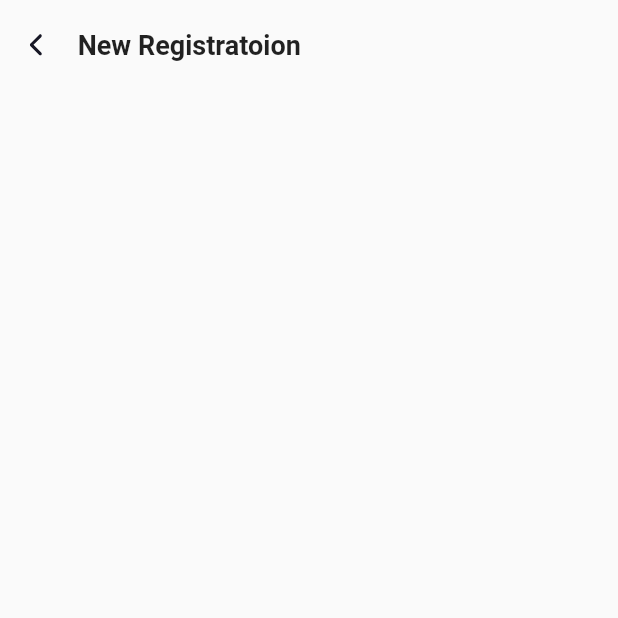
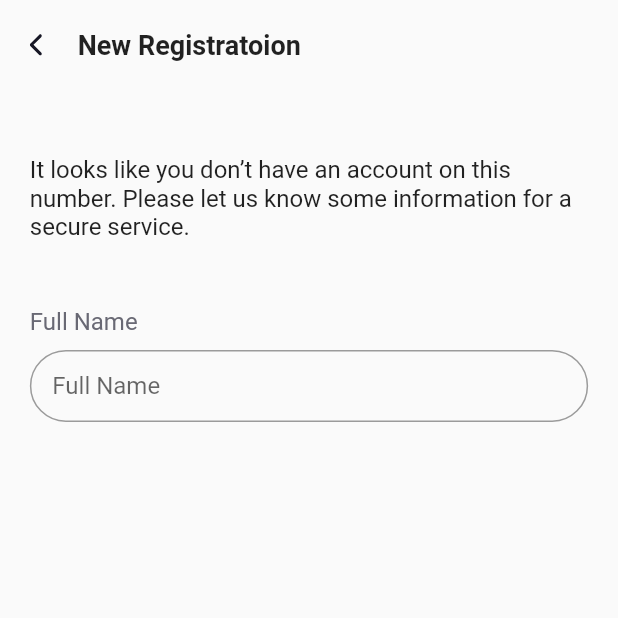
Before and after one commit to Otabek66/organico, a Flutter app: the screen it shows after launch, after a tap on "SignIn", on a phone screen of 412 x 824 dp, the top half of it. Run offline on Flutter 3.47's test engine with Material 2 defaults, Android fonts, the phone set to English and light mode, and no system bars; our stand-ins replace bloc, connectivity_plus, flutter_svg.

Commit message:
Form Filed component added

```diff
--- /dev/null
+++ b/lib/core/components/form_filed_decoration.dart
@@ -0,0 +1,16 @@
+import 'package:flutter/material.dart';
+
+class FormFiledDecor {
+  static decor(String text, {Icon? suffixIcon}) {
+    return InputDecoration(
+      hintText: text,
+      contentPadding: const EdgeInsets.symmetric(horizontal: 15, vertical: 13),
+      border: OutlineInputBorder(
+        borderSide: const BorderSide(color: Colors.grey),
+        borderRadius: BorderRadius.circular(100),
+
+      ),
+      suffixIcon: suffixIcon
+    );
+  }
+}
--- a/lib/core/constants/colors/color_const.dart
+++ b/lib/core/constants/colors/color_const.dart
@@ -5,5 +5,6 @@ class ColorConst {
   static Color kbackgroundWhite = Color(0xFFFFFFFF);
   static Color kelevatedButtonTWhite = Color(0xFFFFFFFF);
   static const Color kelevatedButton = Color(0xFFAA0023);
+  static const Color ktextDarkGrey = Color(0xFF696974);
 
 }
--- a/lib/core/constants/fonts/font_style.dart
+++ b/lib/core/constants/fonts/font_style.dart
@@ -12,6 +12,7 @@ class FStyles {
   static const TextStyle headline4b = TextStyle(fontSize: FSize.kmedium, fontWeight: FontWeight.w700);
   static const TextStyle headline5 = TextStyle(fontSize: FSize.ksmall);
   static const TextStyle headline5b = TextStyle(fontSize: FSize.ksmall,color: Colors.grey);
+  static const TextStyle headline5s = TextStyle(fontSize: FSize.ksmall,color: ColorConst.ktextDarkGrey);
   static  TextStyle headline5feb = TextStyle(fontSize: FSize.ksmall,color: ColorConst.kelevatedButtonTWhite);
   static const TextStyle headline6 = TextStyle(fontSize: FSize.kextraSmall);
 
--- a/lib/screens/authentication/view/new_registration_view.dart
+++ b/lib/screens/authentication/view/new_registration_view.dart
@@ -1,7 +1,9 @@
 import 'package:flutter/material.dart';
 import 'package:flutter_svg/svg.dart';
 import 'package:organico/core/base/base.dart';
+import 'package:organico/core/components/form_filed_decoration.dart';
 import 'package:organico/core/constants/fonts/font_style.dart';
+import 'package:organico/core/extension/context_extension.dart';
 import 'package:organico/widgets/appbar/appbar_widget.dart';
 
 class NewRegistrationView extends StatelessWidget {
@@ -11,22 +13,47 @@ class NewRegistrationView extends StatelessWidget {
   Widget build(BuildContext context) {
     return BaseView(
         viewModal: NewRegistrationView,
-        onPageBuildre: (context, widget) => scaffold());
+        onPageBuildre: (context, widget) => scaffold(context));
   }
 
-  Scaffold scaffold() {
+  Scaffold scaffold(BuildContext context) {
     return Scaffold(
       body: SafeArea(
         child: Column(
           children: [
             AppBarWidget(
               leading: SvgPicture.asset('assets/auth/icons/left_button.svg'),
-              center :const Text("New Registratoion",style: FStyles.headline4b,),
+              center: const Text(
+                "New Registratoion",
+                style: FStyles.headline4b,
+              ),
             ),
-
+            Padding(
+              padding: EdgeInsets.symmetric(horizontal: context.w * 20),
+              child: Column(
+                crossAxisAlignment: CrossAxisAlignment.start,
+                children: [
+                  sizedBox(48, context),
+                  const Text(
+                    "It looks like you don’t have an account on this number. Please let us know some information for a secure service.",
+                    style: FStyles.headline5,
+                  ),
+                  sizedBox(48, context),
+                  const Text("Full Name",style: FStyles.headline5s,),
+                  sizedBox(10, context),
+                  TextFormField(
+                    decoration:FormFiledDecor.decor("Full Name",),
+                  )
+                ],
+              ),
+            )
           ],
         ),
       ),
     );
   }
+
+  SizedBox sizedBox(double size, BuildContext context) => SizedBox(
+        height: context.h * size,
+      );
 }
--- a/lib/screens/authentication/view/sign_in_view.dart
+++ b/lib/screens/authentication/view/sign_in_view.dart
@@ -57,32 +57,14 @@ class SignInView extends StatelessWidget {
                   contentPadding:
                       const EdgeInsets.symmetric(horizontal: 15, vertical: 13),
                   border: OutlineInputBorder(
-                    borderSide: BorderSide(color: Colors.grey),
+                    borderSide:const BorderSide(color: Colors.grey),
                     borderRadius: BorderRadius.circular(100),
                   ),
                 ),
                 validator: (v) {},
               ),
               sizedBox(20, context),
-              TextFormField(
-                // controller: passwordController,
-                decoration: InputDecoration(
-                  contentPadding:
-                      const EdgeInsets.symmetric(horizontal: 15, vertical: 12),
-                  prefixIcon: Padding(
-                    padding: const EdgeInsets.all(12.0),
-                    child: SvgPicture.asset("assets/auth/icons/lock.svg"),
-                  ),
-                  suffixIcon: const Icon(
-                    Icons.remove_red_eye_outlined,
-                    size: 22,
-                  ),
-                  hintText: "Password",
-                  border: OutlineInputBorder(
-                    borderRadius: BorderRadius.circular(100),
-                  ),
-                ),
-              ),
+              textFormFiled(),
               sizedBox(24, context),
               Padding(
                 padding: EdgeInsets.only(left: context.w * 240),
@@ -99,6 +81,28 @@ class SignInView extends StatelessWidget {
     );
   }
 
+  TextFormField textFormFiled() {
+    return TextFormField(
+              // controller: passwordController,
+              decoration: InputDecoration(
+                contentPadding:
+                    const EdgeInsets.symmetric(horizontal: 15, vertical: 12),
+                prefixIcon: Padding(
+                  padding: const EdgeInsets.all(12.0),
+                  child: SvgPicture.asset("assets/auth/icons/lock.svg"),
+                ),
+                suffixIcon: const Icon(
+                  Icons.remove_red_eye_outlined,
+                  size: 22,
+                ),
+                hintText: "Password",
+                border: OutlineInputBorder(
+                  borderRadius: BorderRadius.circular(100),
+                ),
+              ),
+            );
+  }
+
   SizedBox sizedBox(double size, BuildContext context) => SizedBox(
         height: context.h * size,
       );
```
